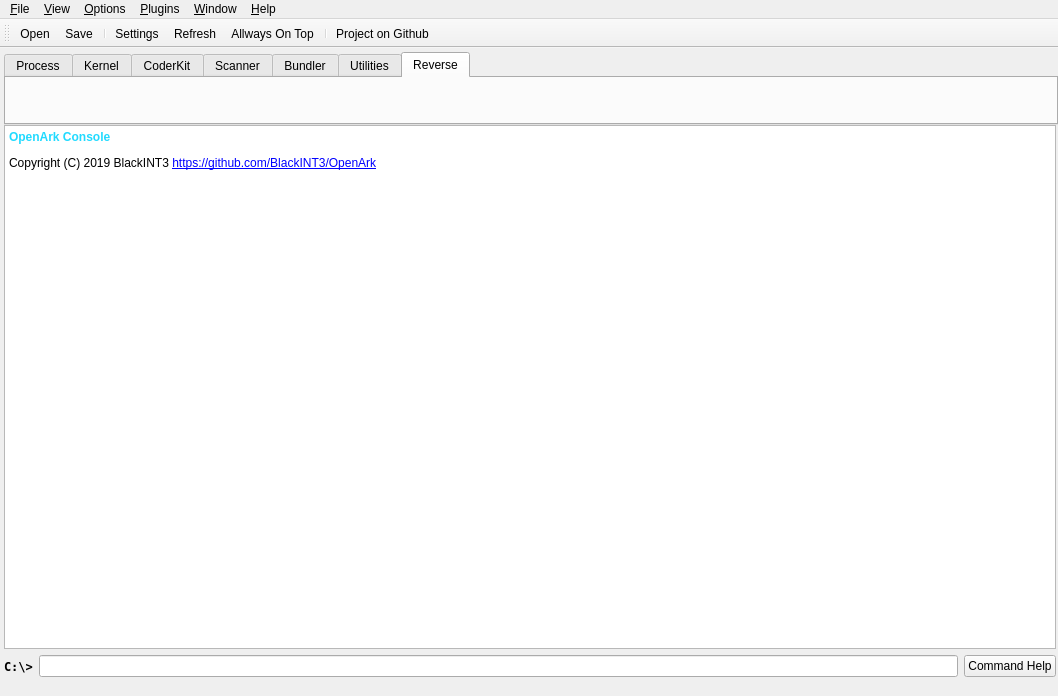
Qt form src/OpenArk/ui/openark.ui (BlackINT3/OpenArk) before a commit.
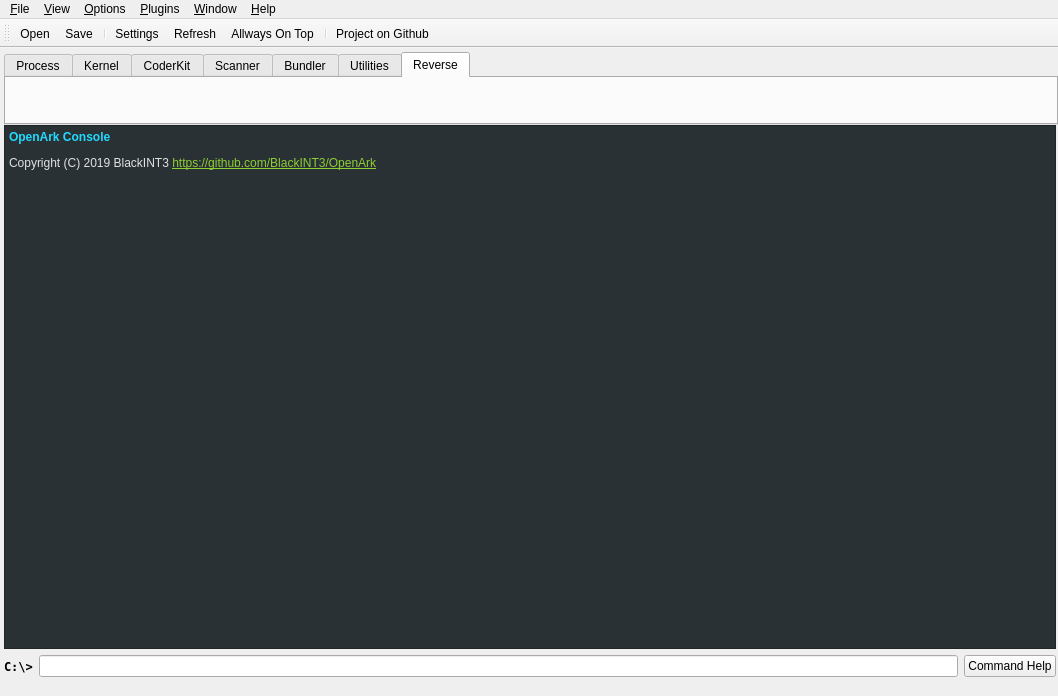
The same form after that commit. Icons and pictures are not drawn.

Commit message: Optimize console window ui

The edit to the form file:
```diff
--- a/src/OpenArk/ui/openark.ui
+++ b/src/OpenArk/ui/openark.ui
@@ -123,7 +123,7 @@
         <item>
          <widget class="QTextBrowser" name="cmdOutWindow">
           <property name="styleSheet">
-           <string notr="true"/>
+           <string notr="true">background: #293134;</string>
           </property>
           <property name="readOnly">
            <bool>true</bool>
@@ -134,7 +134,7 @@
 p, li { white-space: pre-wrap; }
 &lt;/style&gt;&lt;/head&gt;&lt;body style=&quot; font-family:'SimSun'; font-size:9pt; font-weight:400; font-style:normal;&quot;&gt;
 &lt;p style=&quot; margin-top:0px; margin-bottom:0px; margin-left:0px; margin-right:0px; -qt-block-indent:0; text-indent:0px;&quot;&gt;&lt;span style=&quot; font-weight:600; color:#21daff;&quot;&gt;OpenArk Console&lt;/span&gt;&lt;/p&gt;
-&lt;p style=&quot; margin-top:12px; margin-bottom:12px; margin-left:0px; margin-right:0px; -qt-block-indent:0; text-indent:0px;&quot;&gt;Copyright (C) 2019 BlackINT3 &lt;a href=&quot;https://github.com/BlackINT3/OpenArk&quot;&gt;&lt;span style=&quot; text-decoration: underline; color:#0000ff;&quot;&gt;https://github.com/BlackINT3/OpenArk&lt;/span&gt;&lt;/a&gt;&lt;/p&gt;&lt;/body&gt;&lt;/html&gt;</string>
+&lt;p style=&quot; margin-top:12px; margin-bottom:12px; margin-left:0px; margin-right:0px; -qt-block-indent:0; text-indent:0px;&quot;&gt;&lt;span style=&quot; color:#e0e2e4;&quot;&gt;Copyright (C) 2019 BlackINT3 &lt;/span&gt;&lt;a href=&quot;https://github.com/BlackINT3/OpenArk&quot;&gt;&lt;span style=&quot; text-decoration: underline; color:#8ccf34;&quot;&gt;https://github.com/BlackINT3/OpenArk&lt;/span&gt;&lt;/a&gt;&lt;/p&gt;&lt;/body&gt;&lt;/html&gt;</string>
           </property>
           <property name="textInteractionFlags">
            <set>Qt::LinksAccessibleByKeyboard|Qt::LinksAccessibleByMouse|Qt::TextBrowserInteraction|Qt::TextSelectableByKeyboard|Qt::TextSelectableByMouse</set>
```
The commit also changes 3 other files.
